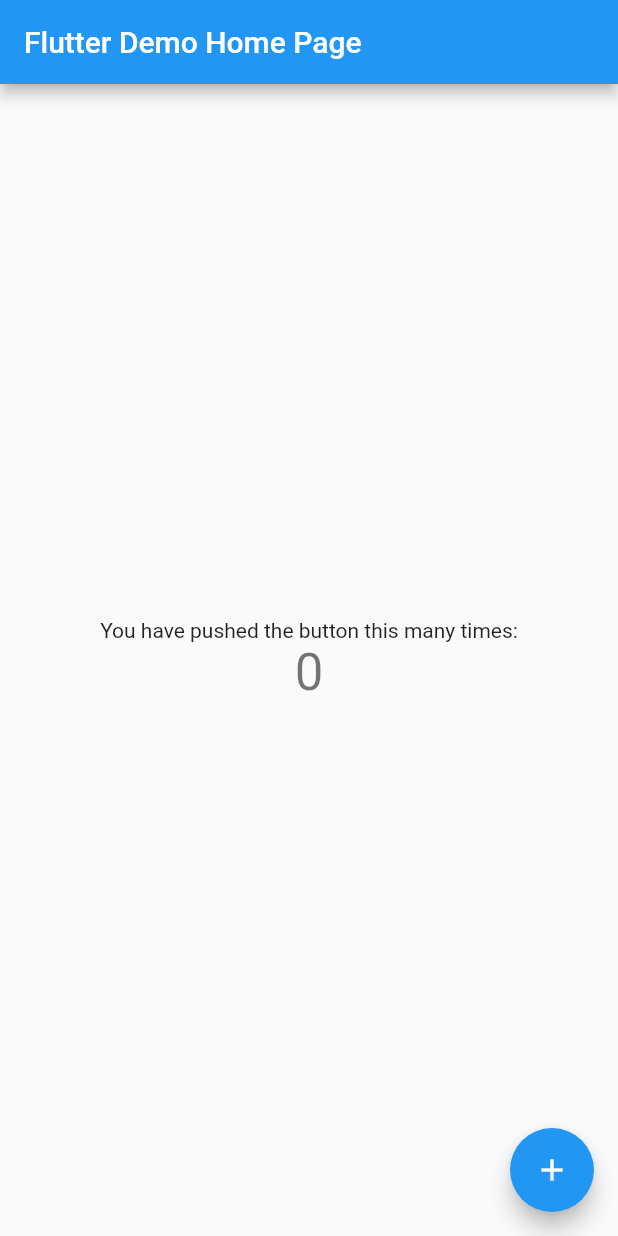
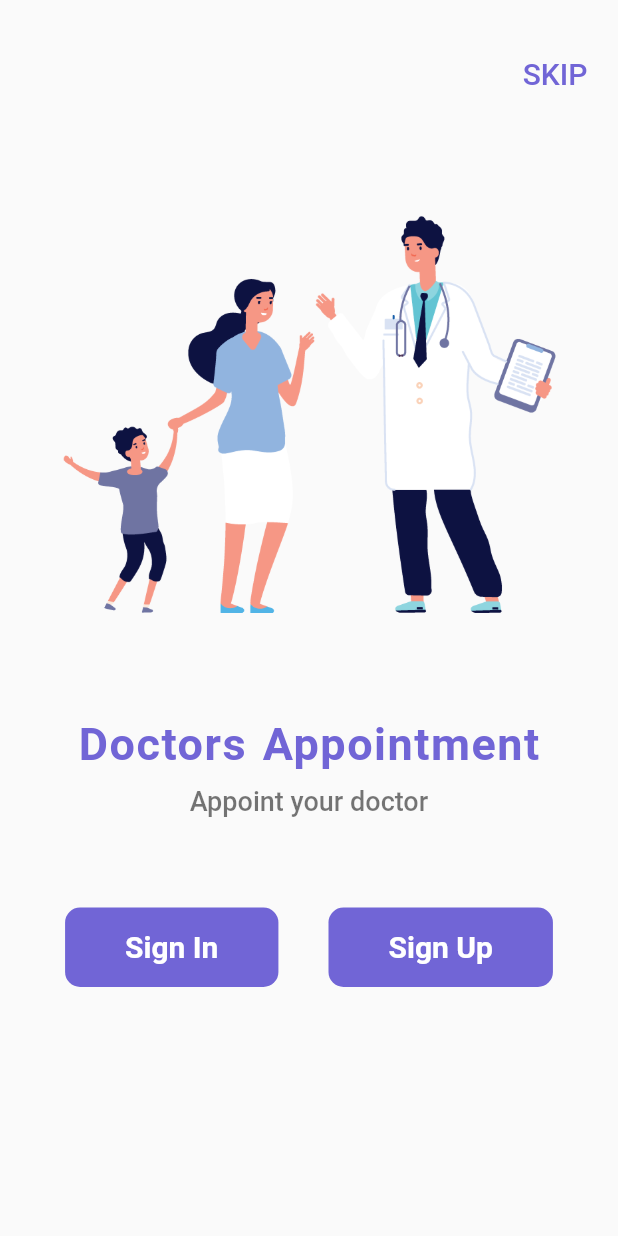
Before and after one commit to ChawkiFerroukhi/Healthcare_App, a Flutter app: the screen it shows after launch, on a phone screen of 412 x 824 dp. Run offline on Flutter 3.47's test engine with Material 2 defaults, Android fonts, the phone set to English and light mode, and no system bars.

Commit message:
UI updates
- Added login screen
- Added SignUp screen
- Added Welcome screen

```diff
--- a/analysis_options.yaml
+++ b/analysis_options.yaml
@@ -7,7 +7,7 @@
 
 # The following line activates a set of recommended lints for Flutter apps,
 # packages, and plugins designed to encourage good coding practices.
-include: package:flutter_lints/flutter.yaml
+# include: package:flutter_lints/flutter.yaml
 
 linter:
   # The lint rules applied to this project can be customized in the
--- a/lib/main.dart
+++ b/lib/main.dart
@@ -1,4 +1,5 @@
 import 'package:flutter/material.dart';
+import 'package:healthcare_app/screens/welcome_screen.dart';
 
 void main() {
   runApp(const MyApp());
@@ -7,109 +8,9 @@ void main() {
 class MyApp extends StatelessWidget {
   const MyApp({super.key});
 
-  // This widget is the root of your application.
   @override
   Widget build(BuildContext context) {
     return MaterialApp(
-      title: 'Flutter Demo',
-      theme: ThemeData(
-        // This is the theme of your application.
-        //
-        // Try running your application with "flutter run". You'll see the
-        // application has a blue toolbar. Then, without quitting the app, try
-        // changing the primarySwatch below to Colors.green and then invoke
-        // "hot reload" (press "r" in the console where you ran "flutter run",
-        // or simply save your changes to "hot reload" in a Flutter IDE).
-        // Notice that the counter didn't reset back to zero; the application
-        // is not restarted.
-        primarySwatch: Colors.blue,
-      ),
-      home: const MyHomePage(title: 'Flutter Demo Home Page'),
-    );
+        debugShowCheckedModeBanner: false, home: WelcomeScreen());
   }
 }
-
-class MyHomePage extends StatefulWidget {
-  const MyHomePage({super.key, required this.title});
-
-  // This widget is the home page of your application. It is stateful, meaning
-  // that it has a State object (defined below) that contains fields that affect
-  // how it looks.
-
-  // This class is the configuration for the state. It holds the values (in this
-  // case the title) provided by the parent (in this case the App widget) and
-  // used by the build method of the State. Fields in a Widget subclass are
-  // always marked "final".
-
-  final String title;
-
-  @override
-  State<MyHomePage> createState() => _MyHomePageState();
-}
-
-class _MyHomePageState extends State<MyHomePage> {
-  int _counter = 0;
-
-  void _incrementCounter() {
-    setState(() {
-      // This call to setState tells the Flutter framework that something has
-      // changed in this State, which causes it to rerun the build method below
-      // so that the display can reflect the updated values. If we changed
-      // _counter without calling setState(), then the build method would not be
-      // called again, and so nothing would appear to happen.
-      _counter++;
-    });
-  }
-
-  @override
-  Widget build(BuildContext context) {
-    // This method is rerun every time setState is called, for instance as done
-    // by the _incrementCounter method above.
-    //
-    // The Flutter framework has been optimized to make rerunning build methods
-    // fast, so that you can just rebuild anything that needs updating rather
-    // than having to individually change instances of widgets.
-    return Scaffold(
-      appBar: AppBar(
-        // Here we take the value from the MyHomePage object that was created by
-        // the App.build method, and use it to set our appbar title.
-        title: Text(widget.title),
-      ),
-      body: Center(
-        // Center is a layout widget. It takes a single child and positions it
-        // in the middle of the parent.
-        child: Column(
-          // Column is also a layout widget. It takes a list of children and
-          // arranges them vertically. By default, it sizes itself to fit its
-          // children horizontally, and tries to be as tall as its parent.
-          //
-          // Invoke "debug painting" (press "p" in the console, choose the
-          // "Toggle Debug Paint" action from the Flutter Inspector in Android
-          // Studio, or the "Toggle Debug Paint" command in Visual Studio Code)
-          // to see the wireframe for each widget.
-          //
-          // Column has various properties to control how it sizes itself and
-          // how it positions its children. Here we use mainAxisAlignment to
-          // center the children vertically; the main axis here is the vertical
-          // axis because Columns are vertical (the cross axis would be
-          // horizontal).
-          mainAxisAlignment: MainAxisAlignment.center,
-          children: <Widget>[
-            const Text(
-              'You have pushed the button this many times:',
-            ),
-            Text(
-              '$_counter',
-              style: Theme.of(context).textTheme.headline4,
-            ),
-          ],
-        ),
-      ),
-      floatingActionButton: FloatingActionButton(
-        onPressed: _incrementCounter,
-        tooltip: 'Increment',
-        child: const Icon(Icons.add),
-      ), // This trailing comma makes auto-formatting nicer for build methods.
-    );
-  }
-}
--- /dev/null
+++ b/lib/screens/welcome_screen.dart
@@ -0,0 +1,119 @@
+import 'package:flutter/material.dart';
+import 'package:flutter/src/widgets/container.dart';
+import 'package:flutter/src/widgets/framework.dart';
+import 'package:healthcare_app/screens/login_screen.dart';
+import 'package:healthcare_app/screens/signup_screen.dart';
+
+class WelcomeScreen extends StatelessWidget {
+  const WelcomeScreen({super.key});
+
+  @override
+  Widget build(BuildContext context) {
+    return Material(
+      child: Container(
+        width: MediaQuery.of(context).size.width,
+        height: MediaQuery.of(context).size.height,
+        padding: EdgeInsets.all(10),
+        child: Column(
+          children: [
+            SizedBox(height: 15),
+            Align(
+              alignment: Alignment.centerRight,
+              child: TextButton(
+                onPressed: () {
+                  // Navigator.push(context, MaterialPageRoute(builder: (context) => ))
+                },
+                child: Text(
+                  "SKIP",
+                  style: TextStyle(
+                    color: Color(0xFF7165D6),
+                    fontSize: 20,
+                  ),
+                ),
+              ),
+            ),
+            SizedBox(height: 50),
+            Padding(
+              padding: EdgeInsets.all(20),
+              child: Image.asset("assets/doctors.png"),
+            ),
+            SizedBox(height: 50),
+            Text(
+              "Doctors Appointment",
+              style: TextStyle(
+                color: Color(0xFF7165D6),
+                fontSize: 30,
+                fontWeight: FontWeight.bold,
+                letterSpacing: 1,
+                wordSpacing: 2,
+              ),
+            ),
+            SizedBox(height: 10),
+            Text(
+              "Appoint your doctor",
+              style: TextStyle(
+                color: Colors.black54,
+                fontSize: 18,
+                fontWeight: FontWeight.w500,
+              ),
+            ),
+            SizedBox(height: 60),
+            Row(
+              mainAxisAlignment: MainAxisAlignment.spaceEvenly,
+              children: [
+                Material(
+                  color: Color(0xFF7165D6),
+                  borderRadius: BorderRadius.circular(10),
+                  child: InkWell(
+                    onTap: () {
+                      Navigator.push(
+                          context,
+                          MaterialPageRoute(
+                              builder: (context) => LoginScreen()));
+                    },
+                    child: Padding(
+                      padding:
+                          EdgeInsets.symmetric(vertical: 15, horizontal: 40),
+                      child: Text(
+                        "Sign In",
+                        style: TextStyle(
+                          color: Colors.white,
+                          fontSize: 20,
+                          fontWeight: FontWeight.bold,
+                        ),
+                      ),
+                    ),
+                  ),
+                ),
+                Material(
+                  color: Color(0xFF7165D6),
+                  borderRadius: BorderRadius.circular(10),
+                  child: InkWell(
+                    onTap: () {
+                      Navigator.push(
+                          context,
+                          MaterialPageRoute(
+                              builder: (context) => SignUpScreen()));
+                    },
+                    child: Padding(
+                      padding:
+                          EdgeInsets.symmetric(vertical: 15, horizontal: 40),
+                      child: Text(
+                        "Sign Up",
+                        style: TextStyle(
+                          color: Colors.white,
+                          fontSize: 20,
+                          fontWeight: FontWeight.bold,
+                        ),
+                      ),
+                    ),
+                  ),
+                ),
+              ],
+            ),
+          ],
+        ),
+      ),
+    );
+  }
+}
--- a/pubspec.yaml
+++ b/pubspec.yaml
@@ -60,8 +60,8 @@ flutter:
   uses-material-design: true
 
   # To add assets to your application, add an assets section, like this:
-  # assets:
-  #   - images/a_dot_burr.jpeg
+  assets:
+    - assets/
   #   - images/a_dot_ham.jpeg
 
   # An image asset can refer to one or more resolution-specific "variants", see
```
Also changed, not shown: lib/screens/login_screen.dart (added, +135 -0 lines), lib/screens/signup_screen.dart (added, +147 -0 lines), assets/doctor1.jpg (added), assets/doctor2.jpg (added), assets/doctor3.jpg (added), assets/doctor4.jpg (added), assets/doctors.png (added), assets/lined heart.png (added).
